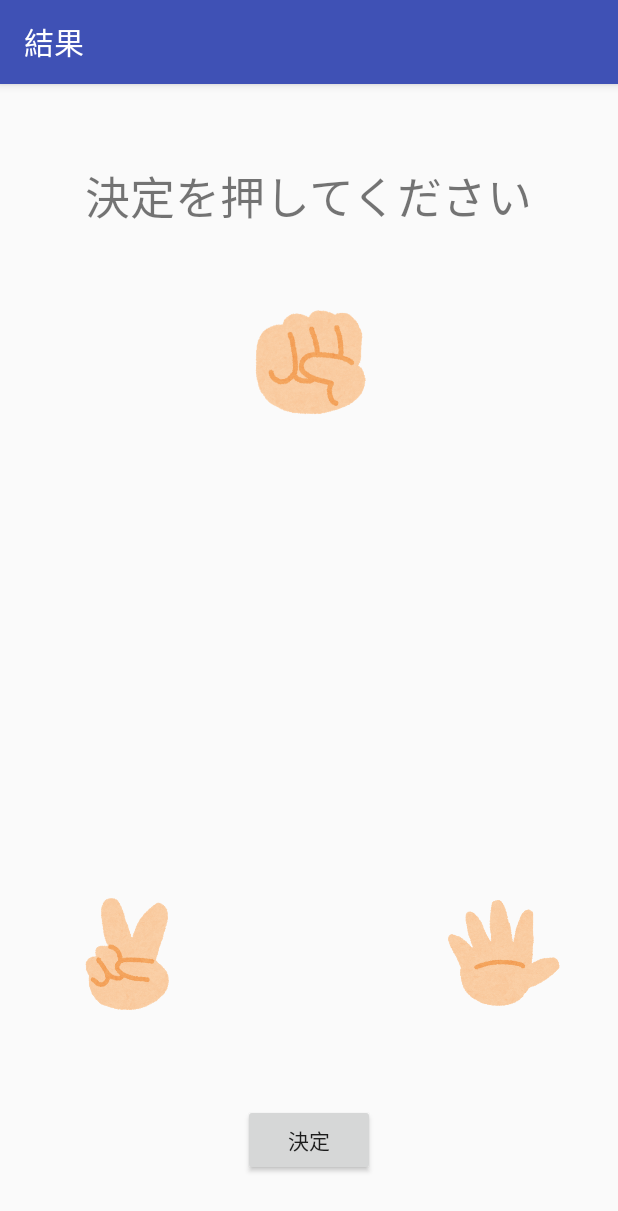
After one commit to Bluewind12/App_zyanken_joke, an Android app: the Result_Screen screen opened directly, with no data from a screen before it, on a phone screen of 412 x 824 dp. The commit adds this screen. Shown: the top 1211 px of the screen. Run offline under Robolectric (Android 15) with nearby library versions, the phone set to English and light mode, and no system bars.

Commit message:
Result screen create

```diff
--- /dev/null
+++ b/app/src/main/java/com/example/momonyan/app_zyanken_joke/Result_Screen.kt
@@ -0,0 +1,12 @@
+package com.example.momonyan.app_zyanken_joke
+
+import android.os.Bundle
+import android.support.v7.app.AppCompatActivity
+import android.widget.Button
+
+class Result_Screen : AppCompatActivity() {
+    override fun onCreate(savedInstanceState: Bundle?) {
+        super.onCreate(savedInstanceState)
+        setContentView(R.layout.question_first)
+    }
+}
--- a/app/src/main/res/values/strings.xml
+++ b/app/src/main/res/values/strings.xml
@@ -2,7 +2,8 @@
     <string name="app_name">じゃんけんゲーム</string>
     <string name="title">☆じゃんけんゲーム☆</string>
     <string name="start_button">じゃんけんを始める</string>
-    <string name="first_choice">最初の選択</string><string name="first_question">最初の質問</string>
+    <string name="first_choice">最初の選択</string>
+    <string name="first_question">最初の質問</string><string name="result">結果</string>
     <string name="gu">グー</string>
     <string name="choki">チョキ</string>
     <string name="pa">パー</string>
```
Also changed, not shown: app/src/main/AndroidManifest.xml (+6 -2 lines), app/src/main/java/com/example/momonyan/app_zyanken_joke/First_Question.kt (+6 -5 lines).
